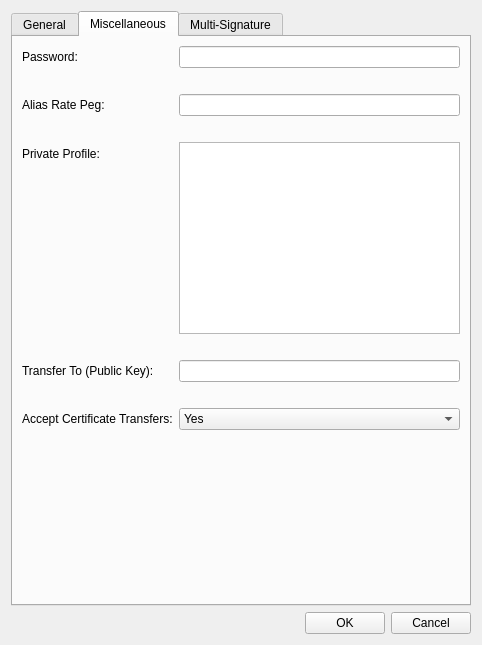
Qt form src/qt/forms/editaliasdialog.ui (greggdourgarian/syscoin2) before a commit.
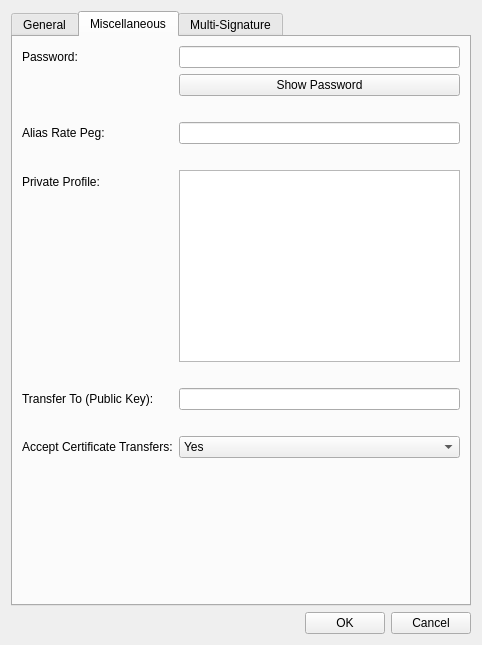
The same form after that commit. The open tabs and pages were chosen to show the change. Custom widgets are drawn as their Qt base class.

Commit message: show pw

The edit to the form file:
```diff
--- a/src/qt/forms/editaliasdialog.ui
+++ b/src/qt/forms/editaliasdialog.ui
@@ -162,14 +162,54 @@
        <property name="fieldGrowthPolicy">
         <enum>QFormLayout::AllNonFixedFieldsGrow</enum>
        </property>
-       <item row="8" column="0">
+       <item row="2" column="0">
+        <widget class="QLabel" name="label_8">
+         <property name="text">
+          <string>Password:</string>
+         </property>
+        </widget>
+       </item>
+       <item row="2" column="1">
+        <widget class="QLineEdit" name="passwordEdit"/>
+       </item>
+       <item row="4" column="1">
+        <widget class="QLabel" name="passwordDisclaimer">
+         <property name="text">
+          <string/>
+         </property>
+         <property name="wordWrap">
+          <bool>true</bool>
+         </property>
+        </widget>
+       </item>
+       <item row="7" column="0">
+        <widget class="QLabel" name="label_10">
+         <property name="text">
+          <string>Alias Rate Peg:</string>
+         </property>
+        </widget>
+       </item>
+       <item row="7" column="1">
+        <widget class="QLineEdit" name="aliasPegEdit"/>
+       </item>
+       <item row="8" column="1">
+        <widget class="QLabel" name="aliasPegDisclaimer">
+         <property name="text">
+          <string/>
+         </property>
+         <property name="wordWrap">
+          <bool>true</bool>
+         </property>
+        </widget>
+       </item>
+       <item row="9" column="0">
         <widget class="QLabel" name="label_4">
          <property name="text">
           <string>Private Profile:</string>
          </property>
         </widget>
        </item>
-       <item row="8" column="1">
+       <item row="9" column="1">
         <widget class="QPlainTextEdit" name="privateEdit">
          <property name="maximumSize">
           <size>
@@ -179,7 +219,7 @@
          </property>
         </widget>
        </item>
-       <item row="9" column="1">
+       <item row="10" column="1">
         <widget class="QLabel" name="privateDisclaimer">
          <property name="text">
           <string/>
@@ -189,7 +229,7 @@
          </property>
         </widget>
        </item>
-       <item row="10" column="0">
+       <item row="11" column="0">
         <widget class="QLabel" name="transferLabel">
          <property name="text">
           <string>Transfer To (Public Key):</string>
@@ -199,54 +239,41 @@
          </property>
         </widget>
        </item>
-       <item row="10" column="1">
+       <item row="11" column="1">
         <widget class="QLineEdit" name="transferEdit"/>
        </item>
-       <item row="14" column="1">
-        <spacer name="verticalSpacer_2">
-         <property name="orientation">
-          <enum>Qt::Vertical</enum>
-         </property>
-         <property name="sizeHint" stdset="0">
-          <size>
-           <width>20</width>
-           <height>40</height>
-          </size>
-         </property>
-        </spacer>
-       </item>
        <item row="12" column="1">
-        <widget class="QComboBox" name="acceptCertTransfersEdit">
-         <item>
-          <property name="text">
-           <string>Yes</string>
-          </property>
-         </item>
-         <item>
-          <property name="text">
-           <string>No</string>
-          </property>
-         </item>
+        <widget class="QLabel" name="transferDisclaimer">
+         <property name="text">
+          <string/>
+         </property>
+         <property name="wordWrap">
+          <bool>true</bool>
+         </property>
         </widget>
        </item>
-       <item row="12" column="0">
+       <item row="13" column="0">
         <widget class="QLabel" name="label_7">
          <property name="text">
           <string>Accept Certificate Transfers:</string>
          </property>
         </widget>
        </item>
-       <item row="11" column="1">
-        <widget class="QLabel" name="transferDisclaimer">
-         <property name="text">
-          <string/>
-         </property>
-         <property name="wordWrap">
-          <bool>true</bool>
-         </property>
-        </widget>
-       </item>
        <item row="13" column="1">
+        <widget class="QComboBox" name="acceptCertTransfersEdit">
+         <item>
+          <property name="text">
+           <string>Yes</string>
+          </property>
+         </item>
+         <item>
+          <property name="text">
+           <string>No</string>
+          </property>
+         </item>
+        </widget>
+       </item>
+       <item row="14" column="1">
         <widget class="QLabel" name="acceptCertTransfersDisclaimer">
          <property name="text">
           <string/>
@@ -256,43 +283,23 @@
          </property>
         </widget>
        </item>
-       <item row="2" column="0">
-        <widget class="QLabel" name="label_8">
-         <property name="text">
-          <string>Password:</string>
+       <item row="15" column="1">
+        <spacer name="verticalSpacer_2">
+         <property name="orientation">
+          <enum>Qt::Vertical</enum>
          </property>
-        </widget>
-       </item>
-       <item row="2" column="1">
-        <widget class="QLineEdit" name="passwordEdit"/>
+         <property name="sizeHint" stdset="0">
+          <size>
+           <width>20</width>
+           <height>40</height>
+          </size>
+         </property>
+        </spacer>
        </item>
        <item row="3" column="1">
-        <widget class="QLabel" name="passwordDisclaimer">
+        <widget class="QPushButton" name="showPasswordButton">
          <property name="text">
-          <string/>
-         </property>
-         <property name="wordWrap">
-          <bool>true</bool>
-         </property>
-        </widget>
-       </item>
-       <item row="6" column="0">
-        <widget class="QLabel" name="label_10">
-         <property name="text">
-          <string>Alias Rate Peg:</string>
-         </property>
-        </widget>
-       </item>
-       <item row="6" column="1">
-        <widget class="QLineEdit" name="aliasPegEdit"/>
-       </item>
-       <item row="7" column="1">
-        <widget class="QLabel" name="aliasPegDisclaimer">
-         <property name="text">
-          <string/>
-         </property>
-         <property name="wordWrap">
-          <bool>true</bool>
+          <string>Show Password</string>
          </property>
         </widget>
        </item>
```
Left out of the diff: 2 changed lines with no effect on the pictures. The commit also changes 2 other files.
